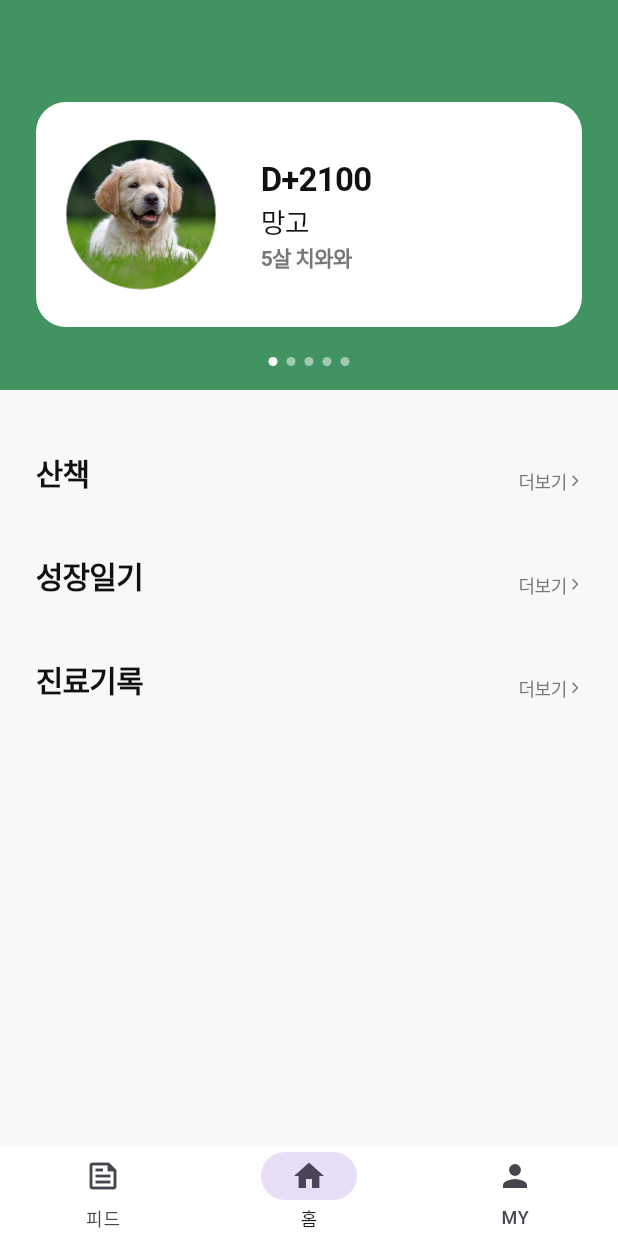
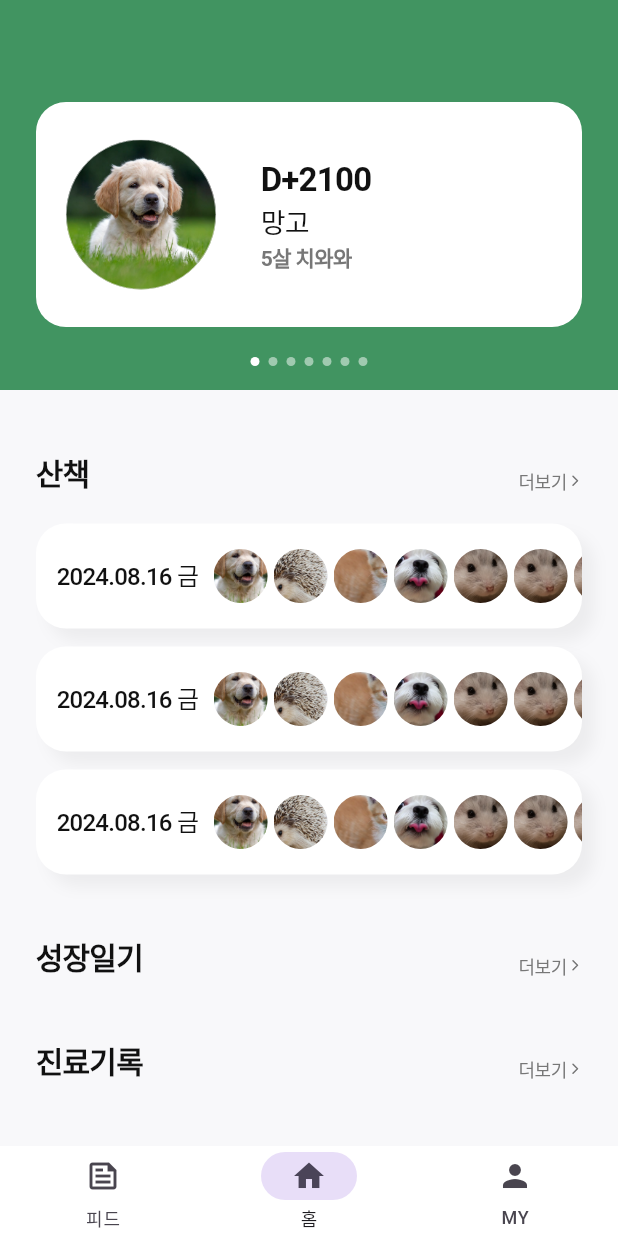
Before and after one commit to zzikbu/petdays, a Flutter app: the screen it shows after launch, on a phone screen of 412 x 824 dp. Run offline on Flutter 3.47's test engine with Material 3 defaults, Android fonts, the phone set to English and light mode, and no system bars; drawn by our look-alikes of carousel_slider, smooth_page_indicator; our stand-ins replace flutter_svg; Roboto replaces fonts that are missing (Pretendard).

Commit message:
feat: 홈화면 산책기록 UI 구현

```diff
--- a/lib/dummy.dart
+++ b/lib/dummy.dart
@@ -17,6 +17,14 @@ const List<Map<String, String>> dummyPets = [
   },
   {
     'image': 'assets/icons/dummy_pet_5.jpg',
-    'name': '나비',
+    'name': '나비1',
+  },
+  {
+    'image': 'assets/icons/dummy_pet_5.jpg',
+    'name': '나비2',
+  },
+  {
+    'image': 'assets/icons/dummy_pet_5.jpg',
+    'name': '나비3',
   },
 ];
--- a/lib/home/home_page.dart
+++ b/lib/home/home_page.dart
@@ -161,7 +161,100 @@ class _HomePageState extends State<HomePage> {
                       );
                     },
                   ),
-                  SizedBox(height: 40),
+                  SizedBox(height: 20),
+                  dummyPets.isEmpty
+                      ? Container(
+                          margin: EdgeInsets.only(bottom: 12),
+                          height: 70,
+                          decoration: BoxDecoration(
+                            color: Pallete.white,
+                            borderRadius: BorderRadius.circular(20),
+                            boxShadow: [
+                              BoxShadow(
+                                color: Pallete.black.withOpacity(0.05),
+                                offset: Offset(8, 8),
+                                blurRadius: 8,
+                              ),
+                            ],
+                          ),
+                          child: Center(
+                            child: Text(
+                              "산책 기록이 없습니다",
+                              style: TextStyle(
+                                fontFamily: 'Pretendard',
+                                fontWeight: FontWeight.w500,
+                                fontSize: 12,
+                                color: Pallete.mediumGray,
+                                letterSpacing: -0.4,
+                              ),
+                            ),
+                          ),
+                        )
+                      : Column(
+                          children: List.generate(
+                            dummyPets.length > 3
+                                ? 3
+                                : dummyPets.length, // 최대 3개의 아이템 표시
+                            (index) {
+                              return Container(
+                                margin: EdgeInsets.only(bottom: 12),
+                                height: 70,
+                                decoration: BoxDecoration(
+                                  color: Pallete.white,
+                                  borderRadius: BorderRadius.circular(20),
+                                  boxShadow: [
+                                    BoxShadow(
+                                      color: Pallete.black.withOpacity(0.05),
+                                      offset: Offset(8, 8),
+                                      blurRadius: 8,
+                                    ),
+                                  ],
+                                ),
+                                child: Row(
+                                  children: [
+                                    SizedBox(width: 14),
+                                    Text(
+                                      "2024.08.16 금",
+                                      style: TextStyle(
+                                        fontFamily: 'Pretendard',
+                                        fontWeight: FontWeight.w500,
+                                        fontSize: 16,
+                                        color: Pallete.black,
+                                        letterSpacing: -0.5,
+                                      ),
+                                    ),
+                                    SizedBox(width: 10),
+                                    Expanded(
+                                      child: ListView.builder(
+                                        padding: EdgeInsets.only(right: 14),
+                                        scrollDirection:
+                                            Axis.horizontal, // 수평 스크롤
+                                        itemCount: dummyPets.length,
+                                        itemBuilder: (context, index) {
+                                          return Container(
+                                            width: 36,
+                                            height: 36,
+                                            margin: EdgeInsets.only(right: 4),
+                                            decoration: BoxDecoration(
+                                              shape: BoxShape.circle,
+                                              image: DecorationImage(
+                                                image: AssetImage(
+                                                  dummyPets[index]['image']!,
+                                                ),
+                                                fit: BoxFit.cover,
+                                              ),
+                                            ),
+                                          );
+                                        },
+                                      ),
+                                    ),
+                                  ],
+                                ),
+                              );
+                            },
+                          ),
+                        ),
+                  SizedBox(height: 28),
                   HomeSectionHeader(
                     title: '성장일기',
                     onTap: () {
@@ -183,6 +276,7 @@ class _HomePageState extends State<HomePage> {
                       );
                     },
                   ),
+                  SizedBox(height: 60),
                 ],
               ),
             ),
```
